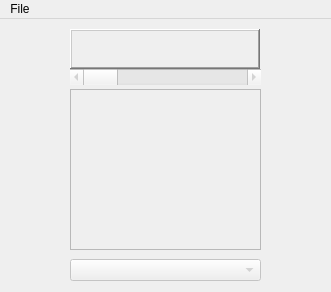
First picture: the form in QT Project/frmboxes.ui, repository Annovae/PKMDS-G5, before the edit.
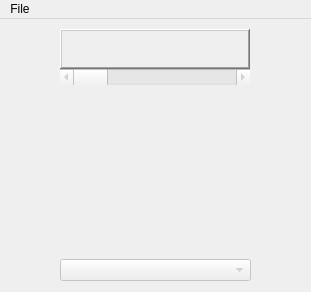
Second picture: the form after the edit.

Diff of the .ui file:
```diff
--- a/QT Project/frmboxes.ui
+++ b/QT Project/frmboxes.ui
@@ -6,7 +6,7 @@
    <rect>
     <x>0</x>
     <y>0</y>
-    <width>331</width>
+    <width>311</width>
     <height>292</height>
    </rect>
   </property>
@@ -23,18 +23,83 @@
    <widget class="QFrame" name="pc_frame">
     <property name="geometry">
      <rect>
-      <x>70</x>
+      <x>60</x>
       <y>70</y>
-      <width>191</width>
-      <height>161</height>
+      <width>192</width>
+      <height>160</height>
      </rect>
     </property>
+    <property name="styleSheet">
+     <string notr="true">background: transparent</string>
+    </property>
     <property name="frameShape">
-     <enum>QFrame::StyledPanel</enum>
+     <enum>QFrame::NoFrame</enum>
     </property>
     <property name="frameShadow">
-     <enum>QFrame::Sunken</enum>
+     <enum>QFrame::Plain</enum>
     </property>
+    <widget class="QGraphicsView" name="pbBoxSlot26">
+     <property name="geometry">
+      <rect>
+       <x>30</x>
+       <y>120</y>
+       <width>32</width>
+       <height>32</height>
+      </rect>
+     </property>
+     <property name="maximumSize">
+      <size>
+       <width>32</width>
+       <height>32</height>
+      </size>
+     </property>
+     <property name="styleSheet">
+      <string notr="true">background: transparent</string>
+     </property>
+     <property name="frameShape">
+      <enum>QFrame::NoFrame</enum>
+     </property>
+     <property name="frameShadow">
+      <enum>QFrame::Plain</enum>
+     </property>
+     <property name="verticalScrollBarPolicy">
+      <enum>Qt::ScrollBarAlwaysOff</enum>
+     </property>
+     <property name="horizontalScrollBarPolicy">
+      <enum>Qt::ScrollBarAlwaysOff</enum>
+     </property>
+    </widget>
+    <widget class="QGraphicsView" name="pbBoxSlot20">
+     <property name="geometry">
+      <rect>
+       <x>30</x>
+       <y>90</y>
+       <width>32</width>
+       <height>32</height>
+      </rect>
+     </property>
+     <property name="maximumSize">
+      <size>
+       <width>32</width>
+       <height>32</height>
+      </size>
+     </property>
+     <property name="styleSheet">
+      <string notr="true">background: transparent</string>
+     </property>
+     <property name="frameShape">
+      <enum>QFrame::NoFrame</enum>
+     </property>
+     <property name="frameShadow">
+      <enum>QFrame::Plain</enum>
+     </property>
+     <property name="verticalScrollBarPolicy">
+      <enum>Qt::ScrollBarAlwaysOff</enum>
+     </property>
+     <property name="horizontalScrollBarPolicy">
+      <enum>Qt::ScrollBarAlwaysOff</enum>
+     </property>
+    </widget>
     <widget class="QGraphicsView" name="pbBoxSlot28">
      <property name="geometry">
       <rect>
@@ -44,12 +109,27 @@
        <height>32</height>
       </rect>
      </property>
+     <property name="maximumSize">
+      <size>
+       <width>32</width>
+       <height>32</height>
+      </size>
+     </property>
      <property name="styleSheet">
       <string notr="true">background: transparent</string>
      </property>
      <property name="frameShape">
       <enum>QFrame::NoFrame</enum>
      </property>
+     <property name="frameShadow">
+      <enum>QFrame::Plain</enum>
+     </property>
+     <property name="verticalScrollBarPolicy">
+      <enum>Qt::ScrollBarAlwaysOff</enum>
+     </property>
+     <property name="horizontalScrollBarPolicy">
+      <enum>Qt::ScrollBarAlwaysOff</enum>
+     </property>
     </widget>
     <widget class="QGraphicsView" name="pbBoxSlot17">
      <property name="geometry">
@@ -60,11 +140,79 @@
        <height>32</height>
       </rect>
      </property>
+     <property name="maximumSize">
+      <size>
+       <width>32</width>
+       <height>32</height>
+      </size>
+     </property>
      <property name="styleSheet">
       <string notr="true">background: transparent</string>
      </property>
      <property name="frameShape">
       <enum>QFrame::NoFrame</enum>
+     </property>
+     <property name="frameShadow">
+      <enum>QFrame::Plain</enum>
+     </property>
+     <property name="verticalScrollBarPolicy">
+      <enum>Qt::ScrollBarAlwaysOff</enum>
+     </property>
+     <property name="horizontalScrollBarPolicy">
+      <enum>Qt::ScrollBarAlwaysOff</enum>
+     </property>
+    </widget>
+    <widget class="QGraphicsView" name="pbBoxSlot29">
+     <property name="geometry">
+      <rect>
+       <x>120</x>
+       <y>120</y>
+       <width>32</width>
+       <height>32</height>
+      </rect>
+     </property>
+     <property name="maximumSize">
+      <size>
+       <width>32</width>
+       <height>32</height>
+      </size>
+     </property>
+     <property name="styleSheet">
+      <string notr="true">background: transparent</string>
+     </property>
+     <property name="frameShape">
+      <enum>QFrame::NoFrame</enum>
+     </property>
+     <property name="frameShadow">
+      <enum>QFrame::Plain</enum>
+     </property>
+     <property name="verticalScrollBarPolicy">
+      <enum>Qt::ScrollBarAlwaysOff</enum>
+     </property>
+     <property name="horizontalScrollBarPolicy">
+      <enum>Qt::ScrollBarAlwaysOff</enum>
+     </property>
+    </widget>
+    <widget class="QGraphicsView" name="pbPCBox">
+     <property name="geometry">
+      <rect>
+       <x>0</x>
+       <y>0</y>
+       <width>192</width>
+       <height>160</height>
+      </rect>
+     </property>
+     <property name="frameShape">
+      <enum>QFrame::NoFrame</enum>
+     </property>
+     <property name="frameShadow">
+      <enum>QFrame::Plain</enum>
+     </property>
+     <property name="verticalScrollBarPolicy">
+      <enum>Qt::ScrollBarAlwaysOff</enum>
+     </property>
+     <property name="horizontalScrollBarPolicy">
+      <enum>Qt::ScrollBarAlwaysOff</enum>
      </property>
     </widget>
     <widget class="QGraphicsView" name="pbBoxSlot07">
@@ -76,21 +224,11 @@
        <height>32</height>
       </rect>
      </property>
-     <property name="styleSheet">
-      <string notr="true">background: transparent</string>
-     </property>
-     <property name="frameShape">
-      <enum>QFrame::NoFrame</enum>
-     </property>
-    </widget>
-    <widget class="QGraphicsView" name="pbBoxSlot23">
-     <property name="geometry">
-      <rect>
-       <x>120</x>
-       <y>90</y>
+     <property name="maximumSize">
+      <size>
        <width>32</width>
        <height>32</height>
-      </rect>
+      </size>
      </property>
      <property name="styleSheet">
       <string notr="true">background: transparent</string>
@@ -98,6 +236,15 @@
      <property name="frameShape">
       <enum>QFrame::NoFrame</enum>
      </property>
+     <property name="frameShadow">
+      <enum>QFrame::Plain</enum>
+     </property>
+     <property name="verticalScrollBarPolicy">
+      <enum>Qt::ScrollBarAlwaysOff</enum>
+     </property>
+     <property name="horizontalScrollBarPolicy">
+      <enum>Qt::ScrollBarAlwaysOff</enum>
+     </property>
     </widget>
     <widget class="QGraphicsView" name="pbBoxSlot25">
      <property name="geometry">
@@ -108,12 +255,27 @@
        <height>32</height>
       </rect>
      </property>
+     <property name="maximumSize">
+      <size>
+       <width>32</width>
+       <height>32</height>
+      </size>
+     </property>
      <property name="styleSheet">
       <string notr="true">background: transparent</string>
      </property>
      <property name="frameShape">
       <enum>QFrame::NoFrame</enum>
      </property>
+     <property name="frameShadow">
+      <enum>QFrame::Plain</enum>
+     </property>
+     <property name="verticalScrollBarPolicy">
+      <enum>Qt::ScrollBarAlwaysOff</enum>
+     </property>
+     <property name="horizontalScrollBarPolicy">
+      <enum>Qt::ScrollBarAlwaysOff</enum>
+     </property>
     </widget>
     <widget class="QGraphicsView" name="pbBoxSlot12">
      <property name="geometry">
@@ -124,12 +286,27 @@
        <height>32</height>
       </rect>
      </property>
+     <property name="maximumSize">
+      <size>
+       <width>32</width>
+       <height>32</height>
+      </size>
+     </property>
      <property name="styleSheet">
       <string notr="true">background: transparent</string>
      </property>
      <property name="frameShape">
       <enum>QFrame::NoFrame</enum>
      </property>
+     <property name="frameShadow">
+      <enum>QFrame::Plain</enum>
+     </property>
+     <property name="verticalScrollBarPolicy">
+      <enum>Qt::ScrollBarAlwaysOff</enum>
+     </property>
+     <property name="horizontalScrollBarPolicy">
+      <enum>Qt::ScrollBarAlwaysOff</enum>
+     </property>
     </widget>
     <widget class="QGraphicsView" name="pbBoxSlot27">
      <property name="geometry">
@@ -140,12 +317,27 @@
        <height>32</height>
       </rect>
      </property>
+     <property name="maximumSize">
+      <size>
+       <width>32</width>
+       <height>32</height>
+      </size>
+     </property>
      <property name="styleSheet">
       <string notr="true">background: transparent</string>
      </property>
      <property name="frameShape">
       <enum>QFrame::NoFrame</enum>
      </property>
+     <property name="frameShadow">
+      <enum>QFrame::Plain</enum>
+     </property>
+     <property name="verticalScrollBarPolicy">
+      <enum>Qt::ScrollBarAlwaysOff</enum>
+     </property>
+     <property name="horizontalScrollBarPolicy">
+      <enum>Qt::ScrollBarAlwaysOff</enum>
+     </property>
     </widget>
     <widget class="QGraphicsView" name="pbBoxSlot13">
      <property name="geometry">
@@ -156,12 +348,27 @@
        <height>32</height>
       </rect>
      </property>
+     <property name="maximumSize">
+      <size>
+       <width>32</width>
+       <height>32</height>
+      </size>
+     </property>
      <property name="styleSheet">
       <string notr="true">background: transparent</string>
      </property>
      <property name="frameShape">
       <enum>QFrame::NoFrame</enum>
      </property>
+     <property name="frameShadow">
+      <enum>QFrame::Plain</enum>
+     </property>
+     <property name="verticalScrollBarPolicy">
+      <enum>Qt::ScrollBarAlwaysOff</enum>
+     </property>
+     <property name="horizontalScrollBarPolicy">
+      <enum>Qt::ScrollBarAlwaysOff</enum>
+     </property>
     </widget>
     <widget class="QGraphicsView" name="pbBoxSlot15">
      <property name="geometry">
@@ -172,21 +379,11 @@
        <height>32</height>
       </rect>
      </property>
-     <property name="styleSheet">
-      <string notr="true">background: transparent</string>
-     </property>
-     <property name="frameShape">
-      <enum>QFrame::NoFrame</enum>
-     </property>
-    </widget>
-    <widget class="QGraphicsView" name="pbBoxSlot16">
-     <property name="geometry">
-      <rect>
-       <x>90</x>
-       <y>60</y>
+     <property name="maximumSize">
+      <size>
        <width>32</width>
        <height>32</height>
-      </rect>
+      </size>
      </property>
      <property name="styleSheet">
       <string notr="true">background: transparent</string>
@@ -194,53 +391,14 @@
      <property name="frameShape">
       <enum>QFrame::NoFrame</enum>
      </property>
-    </widget>
-    <widget class="QGraphicsView" name="pbBoxSlot04">
-     <property name="geometry">
-      <rect>
-       <x>90</x>
-       <y>0</y>
-       <width>32</width>
-       <height>32</height>
-      </rect>
+     <property name="frameShadow">
+      <enum>QFrame::Plain</enum>
      </property>
-     <property name="styleSheet">
-      <string notr="true">background: transparent</string>
+     <property name="verticalScrollBarPolicy">
+      <enum>Qt::ScrollBarAlwaysOff</enum>
      </property>
-     <property name="frameShape">
-      <enum>QFrame::NoFrame</enum>
-     </property>
-    </widget>
-    <widget class="QGraphicsView" name="pbBoxSlot22">
-     <property name="geometry">
-      <rect>
-       <x>90</x>
-       <y>90</y>
-       <width>32</width>
-       <height>32</height>
-      </rect>
-     </property>
-     <property name="styleSheet">
-      <string notr="true">background: transparent</string>
-     </property>
-     <property name="frameShape">
-      <enum>QFrame::NoFrame</enum>
-     </property>
-    </widget>
-    <widget class="QGraphicsView" name="pbBoxSlot05">
-     <property name="geometry">
-      <rect>
-       <x>120</x>
-       <y>0</y>
-       <width>32</width>
-       <height>32</height>
-      </rect>
-     </property>
-     <property name="styleSheet">
-      <string notr="true">background: transparent</string>
-     </property>
-     <property name="frameShape">
-      <enum>QFrame::NoFrame</enum>
+     <property name="horizontalScrollBarPolicy">
+      <enum>Qt::ScrollBarAlwaysOff</enum>
      </property>
     </widget>
     <widget class="QGraphicsView" name="pbBoxSlot01">
@@ -252,12 +410,27 @@
        <height>32</height>
       </rect>
      </property>
+     <property name="maximumSize">
+      <size>
+       <width>32</width>
+       <height>32</height>
+      </size>
+     </property>
      <property name="styleSheet">
       <string notr="true">background: transparent</string>
      </property>
      <property name="frameShape">
       <enum>QFrame::NoFrame</enum>
      </property>
+     <property name="frameShadow">
+      <enum>QFrame::Plain</enum>
+     </property>
+     <property name="verticalScrollBarPolicy">
+      <enum>Qt::ScrollBarAlwaysOff</enum>
+     </property>
+     <property name="horizontalScrollBarPolicy">
+      <enum>Qt::ScrollBarAlwaysOff</enum>
+     </property>
     </widget>
     <widget class="QGraphicsView" name="pbBoxSlot30">
      <property name="geometry">
@@ -268,11 +441,57 @@
        <height>32</height>
       </rect>
      </property>
+     <property name="maximumSize">
+      <size>
+       <width>32</width>
+       <height>32</height>
+      </size>
+     </property>
      <property name="styleSheet">
       <string notr="true">background: transparent</string>
      </property>
      <property name="frameShape">
       <enum>QFrame::NoFrame</enum>
+     </property>
+     <property name="frameShadow">
+      <enum>QFrame::Plain</enum>
+     </property>
+     <property name="verticalScrollBarPolicy">
+      <enum>Qt::ScrollBarAlwaysOff</enum>
+     </property>
+     <property name="horizontalScrollBarPolicy">
+      <enum>Qt::ScrollBarAlwaysOff</enum>
+     </property>
+    </widget>
+    <widget class="QGraphicsView" name="pbBoxSlot23">
+     <property name="geometry">
+      <rect>
+       <x>120</x>
+       <y>90</y>
+       <width>32</width>
+       <height>32</height>
+      </rect>
+     </property>
+     <property name="maximumSize">
+      <size>
+       <width>32</width>
+       <height>32</height>
+      </size>
+     </property>
+     <property name="styleSheet">
+      <string notr="true">background: transparent</string>
+     </property>
+     <property name="frameShape">
+      <enum>QFrame::NoFrame</enum>
+     </property>
+     <property name="frameShadow">
+      <enum>QFrame::Plain</enum>
+     </property>
+     <property name="verticalScrollBarPolicy">
+      <enum>Qt::ScrollBarAlwaysOff</enum>
+     </property>
+     <property name="horizontalScrollBarPolicy">
+      <enum>Qt::ScrollBarAlwaysOff</enum>
      </property>
     </widget>
     <widget class="QGraphicsView" name="pbBoxSlot09">
@@ -284,21 +503,11 @@
        <height>32</height>
       </rect>
      </property>
-     <property name="styleSheet">
-      <string notr="true">background: transparent</string>
-     </property>
-     <property name="frameShape">
-      <enum>QFrame::NoFrame</enum>
-     </property>
-    </widget>
-    <widget class="QGraphicsView" name="pbBoxSlot11">
-     <property name="geometry">
-      <rect>
-       <x>120</x>
-       <y>30</y>
+     <property name="maximumSize">
+      <size>
        <width>32</width>
        <height>32</height>
-      </rect>
+      </size>
      </property>
      <property name="styleSheet">
       <string notr="true">background: transparent</string>
@@ -306,6 +515,15 @@
      <property name="frameShape">
       <enum>QFrame::NoFrame</enum>
      </property>
+     <property name="frameShadow">
+      <enum>QFrame::Plain</enum>
+     </property>
+     <property name="verticalScrollBarPolicy">
+      <enum>Qt::ScrollBarAlwaysOff</enum>
+     </property>
+     <property name="horizontalScrollBarPolicy">
+      <enum>Qt::ScrollBarAlwaysOff</enum>
+     </property>
     </widget>
     <widget class="QGraphicsView" name="pbBoxSlot02">
      <property name="geometry">
@@ -316,12 +534,27 @@
        <height>32</height>
       </rect>
      </property>
+     <property name="maximumSize">
+      <size>
+       <width>32</width>
+       <height>32</height>
+      </size>
+     </property>
      <property name="styleSheet">
       <string notr="true">background: transparent</string>
      </property>
      <property name="frameShape">
       <enum>QFrame::NoFrame</enum>
      </property>
+     <property name="frameShadow">
+      <enum>QFrame::Plain</enum>
+     </property>
+     <property name="verticalScrollBarPolicy">
+      <enum>Qt::ScrollBarAlwaysOff</enum>
+     </property>
+     <property name="horizontalScrollBarPolicy">
+      <enum>Qt::ScrollBarAlwaysOff</enum>
+     </property>
     </widget>
     <widget class="QGraphicsView" name="pbBoxSlot19">
      <property name="geometry">
@@ -332,12 +565,27 @@
        <height>32</height>
       </rect>
      </property>
+     <property name="maximumSize">
+      <size>
+       <width>32</width>
+       <height>32</height>
+      </size>
+     </property>
      <property name="styleSheet">
       <string notr="true">background: transparent</string>
      </property>
      <property name="frameShape">
       <enum>QFrame::NoFrame</enum>
      </property>
+     <property name="frameShadow">
+      <enum>QFrame::Plain</enum>
+     </property>
+     <property name="verticalScrollBarPolicy">
+      <enum>Qt::ScrollBarAlwaysOff</enum>
+     </property>
+     <property name="horizontalScrollBarPolicy">
+      <enum>Qt::ScrollBarAlwaysOff</enum>
+     </property>
     </widget>
     <widget class="QGraphicsView" name="pbBoxSlot18">
      <property name="geometry">
@@ -348,12 +596,27 @@
        <height>32</height>
       </rect>
      </property>
+     <property name="maximumSize">
+      <size>
+       <width>32</width>
+       <height>32</height>
+      </size>
+     </property>
      <property name="styleSheet">
       <string notr="true">background: transparent</string>
      </property>
      <property name="frameShape">
       <enum>QFrame::NoFrame</enum>
      </property>
+     <property name="frameShadow">
+      <enum>QFrame::Plain</enum>
+     </property>
+     <property name="verticalScrollBarPolicy">
+      <enum>Qt::ScrollBarAlwaysOff</enum>
+     </property>
+     <property name="horizontalScrollBarPolicy">
+      <enum>Qt::ScrollBarAlwaysOff</enum>
+     </property>
     </widget>
     <widget class="QGraphicsView" name="pbBoxSlot29">
      <property name="geometry">
@@ -364,12 +627,27 @@
        <height>32</height>
       </rect>
      </property>
+     <property name="maximumSize">
+      <size>
+       <width>32</width>
+       <height>32</height>
+      </size>
+     </property>
      <property name="styleSheet">
       <string notr="true">background: transparent</string>
      </property>
      <property name="frameShape">
       <enum>QFrame::NoFrame</enum>
      </property>
+     <property name="frameShadow">
+      <enum>QFrame::Plain</enum>
+     </property>
+     <property name="verticalScrollBarPolicy">
+      <enum>Qt::ScrollBarAlwaysOff</enum>
+     </property>
+     <property name="horizontalScrollBarPolicy">
+      <enum>Qt::ScrollBarAlwaysOff</enum>
+     </property>
     </widget>
     <widget class="QGraphicsView" name="pbBoxSlot21">
      <property name="geometry">
@@ -380,11 +658,57 @@
        <height>32</height>
       </rect>
      </property>
+     <property name="maximumSize">
+      <size>
+       <width>32</width>
+       <height>32</height>
+      </size>
+     </property>
      <property name="styleSheet">
       <string notr="true">background: transparent</string>
      </property>
      <property name="frameShape">
       <enum>QFrame::NoFrame</enum>
+     </property>
+     <property name="frameShadow">
+      <enum>QFrame::Plain</enum>
+     </property>
+     <property name="verticalScrollBarPolicy">
+      <enum>Qt::ScrollBarAlwaysOff</enum>
+     </property>
+     <property name="horizontalScrollBarPolicy">
+      <enum>Qt::ScrollBarAlwaysOff</enum>
+     </property>
+    </widget>
+    <widget class="QGraphicsView" name="pbBoxSlot16">
+     <property name="geometry">
+      <rect>
+       <x>90</x>
+       <y>60</y>
+       <width>32</width>
+       <height>32</height>
+      </rect>
+     </property>
+     <property name="maximumSize">
+      <size>
+       <width>32</width>
+       <height>32</height>
+      </size>
+     </property>
+     <property name="styleSheet">
+      <string notr="true">background: transparent</string>
+     </property>
+     <property name="frameShape">
+      <enum>QFrame::NoFrame</enum>
+     </property>
+     <property name="frameShadow">
+      <enum>QFrame::Plain</enum>
+     </property>
+     <property name="verticalScrollBarPolicy">
+      <enum>Qt::ScrollBarAlwaysOff</enum>
+     </property>
+     <property name="horizontalScrollBarPolicy">
+      <enum>Qt::ScrollBarAlwaysOff</enum>
      </property>
     </widget>
     <widget class="QGraphicsView" name="pbBoxSlot03">
@@ -396,21 +720,11 @@
        <height>32</height>
       </rect>
      </property>
-     <property name="styleSheet">
-      <string notr="true">background: transparent</string>
-     </property>
-     <property name="frameShape">
-      <enum>QFrame::NoFrame</enum>
-     </property>
-    </widget>
-    <widget class="QGraphicsView" name="pbBoxSlot08">
-     <property name="geometry">
-      <rect>
-       <x>30</x>
-       <y>30</y>
+     <property name="maximumSize">
+      <size>
        <width>32</width>
        <height>32</height>
-      </rect>
+      </size>
      </property>
      <property name="styleSheet">
       <string notr="true">background: transparent</string>
@@ -418,31 +732,61 @@
      <property name="frameShape">
       <enum>QFrame::NoFrame</enum>
      </property>
+     <property name="frameShadow">
+      <enum>QFrame::Plain</enum>
+     </property>
+     <property name="verticalScrollBarPolicy">
+      <enum>Qt::ScrollBarAlwaysOff</enum>
+     </property>
+     <property name="horizontalScrollBarPolicy">
+      <enum>Qt::ScrollBarAlwaysOff</enum>
+     </property>
     </widget>
     <widget class="QGraphicsView" name="pbBoxSlot24">
      <property name="geometry">
       <rect>
        <x>150</x>
+       <y>60</y>
+       <width>32</width>
+       <height>32</height>
+      </rect>
+     </property>
+     <property name="maximumSize">
+      <size>
+       <width>32</width>
+       <height>32</height>
+      </size>
+     </property>
+     <property name="styleSheet">
+      <string notr="true">background: transparent</string>
+     </property>
+     <property name="frameShape">
+      <enum>QFrame::NoFrame</enum>
+     </property>
+     <property name="frameShadow">
+      <enum>QFrame::Plain</enum>
+     </property>
+     <property name="verticalScrollBarPolicy">
+      <enum>Qt::ScrollBarAlwaysOff</enum>
+     </property>
+     <property name="horizontalScrollBarPolicy">
+      <enum>Qt::ScrollBarAlwaysOff</enum>
+     </property>
+    </widget>
+    <widget class="QGraphicsView" name="pbBoxSlot22">
+     <property name="geometry">
+      <rect>
+       <x>90</x>
        <y>90</y>
        <width>32</width>
        <height>32</height>
       </rect>
      </property>
-     <property name="styleSheet">
-      <string notr="true">background: transparent</string>
-     </property>
-     <property name="frameShape">
-      <enum>QFrame::NoFrame</enum>
-     </property>
-    </widget>
-    <widget class="QGraphicsView" name="pbBoxSlot06">
-     <property name="geometry">
-      <rect>
-       <x>150</x>
-       <y>0</y>
+     <property name="maximumSize">
+      <size>
        <width>32</width>
        <height>32</height>
-      </rect>
+      </size>
      </property>
      <property name="styleSheet">
       <string notr="true">background: transparent</string>
@@ -450,21 +794,14 @@
      <property name="frameShape">
       <enum>QFrame::NoFrame</enum>
      </property>
-    </widget>
-    <widget class="QGraphicsView" name="pbBoxSlot26">
-     <property name="geometry">
-      <rect>
-       <x>30</x>
-       <y>120</y>
-       <width>32</width>
-       <height>32</height>
-      </rect>
+     <property name="frameShadow">
+      <enum>QFrame::Plain</enum>
      </property>
-     <property name="styleSheet">
-      <string notr="true">background: transparent</string>
+     <property name="verticalScrollBarPolicy">
+      <enum>Qt::ScrollBarAlwaysOff</enum>
      </property>
-     <property name="frameShape">
-      <enum>QFrame::NoFrame</enum>
+     <property name="horizontalScrollBarPolicy">
+      <enum>Qt::ScrollBarAlwaysOff</enum>
      </property>
     </widget>
     <widget class="QGraphicsView" name="pbBoxSlot10">
@@ -476,14 +813,60 @@
        <height>32</height>
       </rect>
      </property>
+     <property name="maximumSize">
+      <size>
+       <width>32</width>
+       <height>32</height>
+      </size>
+     </property>
      <property name="styleSheet">
       <string notr="true">background: transparent</string>
      </property>
      <property name="frameShape">
       <enum>QFrame::NoFrame</enum>
      </property>
+     <property name="frameShadow">
+      <enum>QFrame::Plain</enum>
+     </property>
+     <property name="verticalScrollBarPolicy">
+      <enum>Qt::ScrollBarAlwaysOff</enum>
+     </property>
+     <property name="horizontalScrollBarPolicy">
+      <enum>Qt::ScrollBarAlwaysOff</enum>
+     </property>
     </widget>
-    <widget class="QGraphicsView" name="pbBoxSlot20">
+    <widget class="QGraphicsView" name="pbBoxSlot06">
+     <property name="geometry">
+      <rect>
+       <x>150</x>
+       <y>0</y>
+       <width>32</width>
+       <height>32</height>
+      </rect>
+     </property>
+     <property name="maximumSize">
+      <size>
+       <width>32</width>
+       <height>32</height>
+      </size>
+     </property>
+     <property name="styleSheet">
+      <string notr="true">background: transparent</string>
+     </property>
+     <property name="frameShape">
+      <enum>QFrame::NoFrame</enum>
+     </property>
+     <property name="frameShadow">
+      <enum>QFrame::Plain</enum>
+     </property>
+     <property name="verticalScrollBarPolicy">
+      <enum>Qt::ScrollBarAlwaysOff</enum>
+     </property>
+     <property name="horizontalScrollBarPolicy">
+      <enum>Qt::ScrollBarAlwaysOff</enum>
+     </property>
+    </widget>
+    <widget class="QGraphicsView" name="pbBoxSlot08">
      <property name="geometry">
       <rect>
        <x>30</x>
@@ -492,12 +875,27 @@
        <height>32</height>
       </rect>
      </property>
+     <property name="maximumSize">
+      <size>
+       <width>32</width>
+       <height>32</height>
+      </size>
+     </property>
      <property name="styleSheet">
       <string notr="true">background: transparent</string>
      </property>
      <property name="frameShape">
       <enum>QFrame::NoFrame</enum>
      </property>
+     <property name="frameShadow">
+      <enum>QFrame::Plain</enum>
+     </property>
+     <property name="verticalScrollBarPolicy">
+      <enum>Qt::ScrollBarAlwaysOff</enum>
+     </property>
+     <property name="horizontalScrollBarPolicy">
+      <enum>Qt::ScrollBarAlwaysOff</enum>
+     </property>
     </widget>
     <widget class="QGraphicsView" name="pbBoxSlot14">
      <property name="geometry">
@@ -508,18 +906,95 @@
        <height>32</height>
       </rect>
      </property>
+     <property name="maximumSize">
+      <size>
+       <width>32</width>
+       <height>32</height>
+      </size>
+     </property>
      <property name="styleSheet">
       <string notr="true">background: transparent</string>
      </property>
      <property name="frameShape">
       <enum>QFrame::NoFrame</enum>
+     </property>
+     <property name="frameShadow">
+      <enum>QFrame::Plain</enum>
+     </property>
+     <property name="verticalScrollBarPolicy">
+      <enum>Qt::ScrollBarAlwaysOff</enum>
+     </property>
+     <property name="horizontalScrollBarPolicy">
+      <enum>Qt::ScrollBarAlwaysOff</enum>
+     </property>
+    </widget>
+    <widget class="QGraphicsView" name="pbBoxSlot21">
+     <property name="geometry">
+      <rect>
+       <x>60</x>
+       <y>90</y>
+       <width>32</width>
+       <height>32</height>
+      </rect>
+     </property>
+     <property name="maximumSize">
+      <size>
+       <width>32</width>
+       <height>32</height>
+      </size>
+     </property>
+     <property name="styleSheet">
+      <string notr="true">background: transparent</string>
+     </property>
+     <property name="frameShape">
+      <enum>QFrame::NoFrame</enum>
+     </property>
+     <property name="frameShadow">
+      <enum>QFrame::Plain</enum>
+     </property>
+     <property name="verticalScrollBarPolicy">
+      <enum>Qt::ScrollBarAlwaysOff</enum>
+     </property>
+     <property name="horizontalScrollBarPolicy">
+      <enum>Qt::ScrollBarAlwaysOff</enum>
+     </property>
+    </widget>
+    <widget class="QGraphicsView" name="pbBoxSlot24">
+     <property name="geometry">
+      <rect>
+       <x>150</x>
+       <y>90</y>
+       <width>32</width>
+       <height>32</height>
+      </rect>
+     </property>
+     <property name="maximumSize">
+      <size>
+       <width>32</width>
+       <height>32</height>
+      </size>
+     </property>
+     <property name="styleSheet">
+      <string notr="true">background: transparent</string>
+     </property>
+     <property name="frameShape">
+      <enum>QFrame::NoFrame</enum>
+     </property>
+     <property name="frameShadow">
+      <enum>QFrame::Plain</enum>
+     </property>
+     <property name="verticalScrollBarPolicy">
+      <enum>Qt::ScrollBarAlwaysOff</enum>
+     </property>
+     <property name="horizontalScrollBarPolicy">
+      <enum>Qt::ScrollBarAlwaysOff</enum>
      </property>
     </widget>
    </widget>
    <widget class="QFrame" name="party_frame">
     <property name="geometry">
      <rect>
-      <x>70</x>
+      <x>60</x>
       <y>10</y>
       <width>190</width>
       <height>40</height>
@@ -546,6 +1021,12 @@
      <property name="frameShape">
       <enum>QFrame::NoFrame</enum>
      </property>
+     <property name="verticalScrollBarPolicy">
+      <enum>Qt::ScrollBarAlwaysOff</enum>
+     </property>
+     <property name="horizontalScrollBarPolicy">
+      <enum>Qt::ScrollBarAlwaysOff</enum>
+     </property>
     </widget>
     <widget class="QGraphicsView" name="pbPartySlot04">
      <property name="geometry">
@@ -562,6 +1043,12 @@
      <property name="frameShape">
       <enum>QFrame::NoFrame</enum>
      </property>
+     <property name="verticalScrollBarPolicy">
+      <enum>Qt::ScrollBarAlwaysOff</enum>
+     </property>
+     <property name="horizontalScrollBarPolicy">
+      <enum>Qt::ScrollBarAlwaysOff</enum>
+     </property>
     </widget>
     <widget class="QGraphicsView" name="pbPartySlot01">
      <property name="geometry">
@@ -578,6 +1065,12 @@
      <property name="frameShape">
       <enum>QFrame::NoFrame</enum>
      </property>
+     <property name="verticalScrollBarPolicy">
+      <enum>Qt::ScrollBarAlwaysOff</enum>
+     </property>
+     <property name="horizontalScrollBarPolicy">
+      <enum>Qt::ScrollBarAlwaysOff</enum>
+     </property>
     </widget>
     <widget class="QGraphicsView" name="pbPartySlot03">
      <property name="geometry">
@@ -594,6 +1087,12 @@
      <property name="frameShape">
       <enum>QFrame::NoFrame</enum>
      </property>
+     <property name="verticalScrollBarPolicy">
+      <enum>Qt::ScrollBarAlwaysOff</enum>
+     </property>
+     <property name="horizontalScrollBarPolicy">
+      <enum>Qt::ScrollBarAlwaysOff</enum>
+     </property>
     </widget>
     <widget class="QGraphicsView" name="pbPartySlot02">
      <property name="geometry">
@@ -610,6 +1109,12 @@
      <property name="frameShape">
       <enum>QFrame::NoFrame</enum>
      </property>
+     <property name="verticalScrollBarPolicy">
+      <enum>Qt::ScrollBarAlwaysOff</enum>
+     </property>
+     <property name="horizontalScrollBarPolicy">
+      <enum>Qt::ScrollBarAlwaysOff</enum>
+     </property>
     </widget>
     <widget class="QGraphicsView" name="pbPartySlot05">
      <property name="geometry">
@@ -626,6 +1131,12 @@
      <property name="frameShape">
       <enum>QFrame::NoFrame</enum>
      </property>
+     <property name="verticalScrollBarPolicy">
+      <enum>Qt::ScrollBarAlwaysOff</enum>
+     </property>
+     <property name="horizontalScrollBarPolicy">
+      <enum>Qt::ScrollBarAlwaysOff</enum>
+     </property>
     </widget>
     <zorder>pbPartySlot01</zorder>
     <zorder>pbPartySlot02</zorder>
@@ -640,7 +1151,7 @@
     </property>
     <property name="geometry">
      <rect>
-      <x>70</x>
+      <x>60</x>
       <y>240</y>
       <width>191</width>
       <height>22</height>
@@ -653,9 +1164,9 @@
     </property>
     <property name="geometry">
      <rect>
-      <x>70</x>
+      <x>60</x>
       <y>50</y>
-      <width>191</width>
+      <width>190</width>
       <height>16</height>
      </rect>
     </property>
@@ -675,7 +1186,7 @@
     <rect>
      <x>0</x>
      <y>0</y>
-     <width>331</width>
+     <width>311</width>
      <height>21</height>
     </rect>
    </property>
```
Left out of the diff: 40 changed lines with no effect on the pictures.
